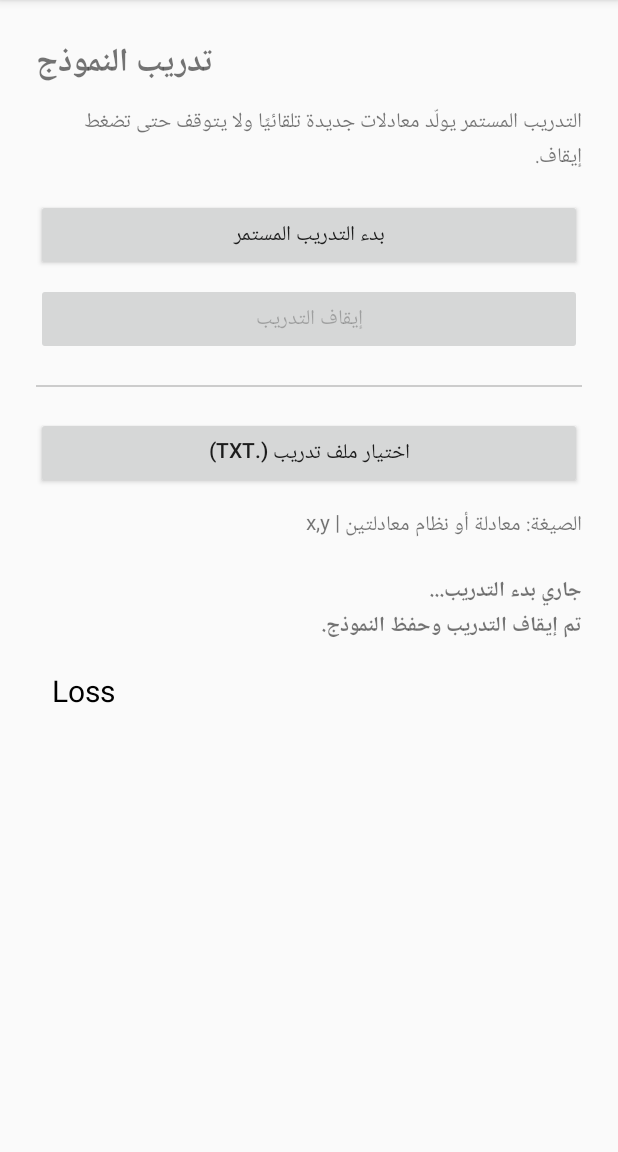
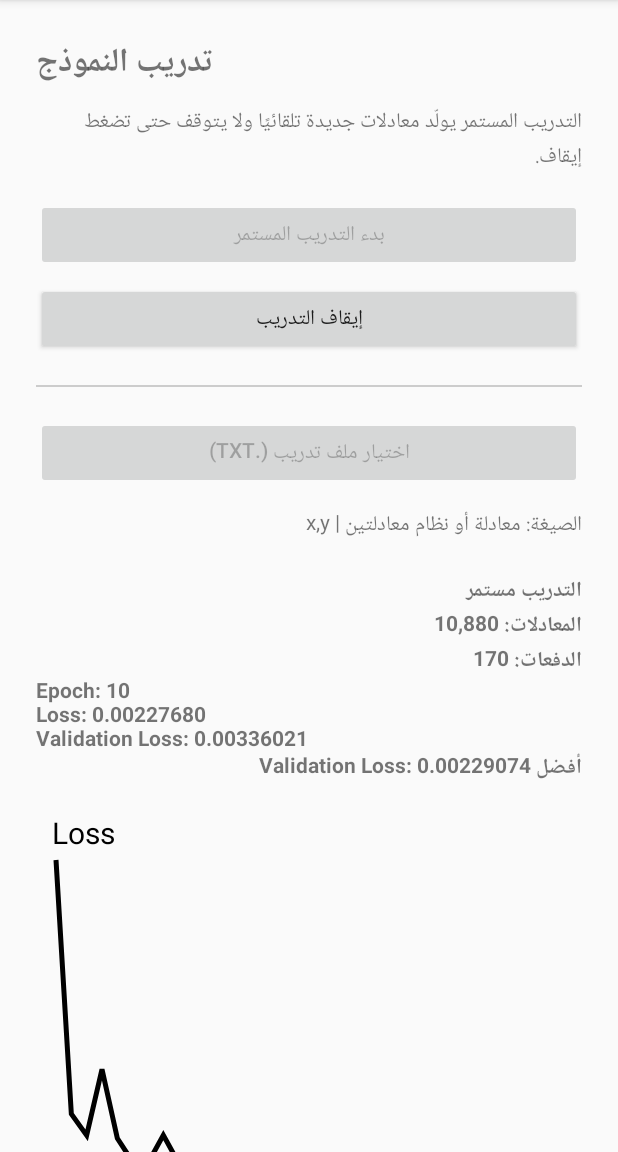
Before and after one commit to msabz/Al, an Android app: the TrainingActivity screen opened directly, with no data from a screen before it, after a tap on "بدء التدريب المستمر", on a phone screen of 412 x 824 dp, the part 84-1236 px from its top. Run offline under Robolectric (Android 15) with nearby library versions, the light colour scheme and no system bars.

Commit message:
Resume continuous training from persisted checkpoint

```diff
--- a/app/src/main/java/com/example/equationsolver/TrainingActivity.kt
+++ b/app/src/main/java/com/example/equationsolver/TrainingActivity.kt
@@ -25,86 +25,64 @@ class TrainingActivity : AppCompatActivity() {
     override fun onCreate(savedInstanceState: Bundle?) {
         super.onCreate(savedInstanceState)
         setContentView(R.layout.activity_training)
-        status = findViewById(R.id.textStatus)
-        startButton = findViewById(R.id.btnTrainRandom)
-        stopButton = findViewById(R.id.btnStopTraining)
-        fileButton = findViewById(R.id.btnLoadFile)
-        lossChart = findViewById(R.id.lossChart)
+        status = findViewById(R.id.textStatus); startButton = findViewById(R.id.btnTrainRandom)
+        stopButton = findViewById(R.id.btnStopTraining); fileButton = findViewById(R.id.btnLoadFile); lossChart = findViewById(R.id.lossChart)
         ModelManager.init(applicationContext)
+        startButton.setOnClickListener { startContinuousTraining() }; stopButton.setOnClickListener { stopContinuousTraining() }
+        fileButton.setOnClickListener { if (trainingJob?.isActive != true) picker.launch("text/plain") }
+        showCheckpointInfo()
+    }
 
-        startButton.setOnClickListener { startContinuousTraining() }
-        stopButton.setOnClickListener { stopContinuousTraining() }
-        fileButton.setOnClickListener { if (trainingJob?.isActive != true) picker.launch("text/plain") }
+    private fun showCheckpointInfo() {
+        val samples = ModelManager.trainingSamples(this); val best = ModelManager.bestValidationMse(this)
+        if (samples > 0) status.text = "نموذج محفوظ\nالمعادلات المدربة: %,d\nأفضل Validation Loss: %.8f\nيمكنك متابعة التدريب من نفس النقطة.".format(samples, best)
     }
 
     private fun startContinuousTraining() {
         if (trainingJob?.isActive == true) return
-        ModelManager.init(applicationContext)
-        lossChart.clearData()
-        setBusy(true)
-        status.text = "جاري بدء التدريب..."
+        ModelManager.init(applicationContext); lossChart.clearData(); setBusy(true)
+        status.text = "جاري متابعة التدريب من النموذج المحفوظ..."
         trainingJob = scope.launch {
             try {
-                TrainingEngine.trainContinuous(learningRate = 0.001) { samples, batches, epoch, loss, validation ->
+                TrainingEngine.trainContinuous(applicationContext, learningRate = 0.001) { samples, batches, epoch, loss, validation ->
                     launch(Dispatchers.Main) {
                         lossChart.addLoss(loss)
-                        status.text = "التدريب مستمر\n" +
-                            "المعادلات: %,d\nالدفعات: %,d\nEpoch: %,d\nLoss: %.8f\nValidation Loss: %.8f".format(samples, batches, epoch, loss, validation)
+                        status.text = "التدريب مستمر\nالمعادلات: %,d\nالدفعات: %,d\nEpoch: %,d\nLoss: %.8f\nValidation Loss: %.8f\nأفضل Validation Loss: %.8f".format(samples, batches, epoch, loss, validation, ModelManager.bestValidationMse(this@TrainingActivity))
                     }
                 }
             } catch (_: CancellationException) {
-            } catch (e: Exception) {
-                withContext(Dispatchers.Main) { status.text = "خطأ: ${e.message}" }
-            } finally {
+            } catch (e: Exception) { withContext(Dispatchers.Main) { status.text = "خطأ: ${e.message}" } }
+            finally {
                 ModelManager.save(this@TrainingActivity)
-                withContext(Dispatchers.Main) { setBusy(false); status.text = status.text.toString() + "\nتم إيقاف التدريب وحفظ النموذج." }
+                withContext(Dispatchers.Main) { setBusy(false); status.text = status.text.toString() + "\nتم الإيقاف وحفظ آخر Checkpoint." }
             }
         }
     }
 
-    private fun stopContinuousTraining() {
-        trainingJob?.cancel()
-        trainingJob = null
-    }
+    private fun stopContinuousTraining() { trainingJob?.cancel(); trainingJob = null }
 
     private fun readTrainingFile(uri: Uri) {
-        setBusy(true)
-        status.text = "جاري قراءة الملف..."
+        setBusy(true); status.text = "جاري قراءة الملف..."
         scope.launch {
             try {
                 val examples = mutableListOf<Pair<String, DoubleArray>>()
-                contentResolver.openInputStream(uri)?.use { stream ->
-                    BufferedReader(InputStreamReader(stream)).useLines { lines ->
-                        lines.forEach { line ->
-                            if (line.trimStart().startsWith("#")) return@forEach
-                            val parts = line.split('|', limit = 2)
-                            if (parts.size != 2) return@forEach
-                            val equation = parts[0].trim()
-                            val values = parts[1].split(',').mapNotNull { it.trim().toDoubleOrNull() }
-                            if (equation.isNotEmpty() && values.isNotEmpty() && values.size <= 2) examples += equation to doubleArrayOf(values[0], values.getOrElse(1) { 0.0 })
-                        }
+                contentResolver.openInputStream(uri)?.use { stream -> BufferedReader(InputStreamReader(stream)).useLines { lines ->
+                    lines.forEach { line ->
+                        if (line.trimStart().startsWith("#")) return@forEach
+                        val parts = line.split('|', limit = 2); if (parts.size != 2) return@forEach
+                        val equation = parts[0].trim(); val values = parts[1].split(',').mapNotNull { it.trim().toDoubleOrNull() }
+                        if (equation.isNotEmpty() && values.isNotEmpty() && values.size <= 2) examples += equation to doubleArrayOf(values[0], values.getOrElse(1) { 0.0 })
                     }
-                }
+                } }
                 if (examples.isEmpty()) error("الملف فارغ أو الصيغة غير صحيحة")
                 withContext(Dispatchers.Main) { status.text = "تمت قراءة ${examples.size} مثال. بدء التدريب..." }
                 TrainingEngine.trainFile(examples) { n -> launch(Dispatchers.Main) { status.text = "تقدم التدريب: $n مثال معالجة..." } }
                 ModelManager.save(this@TrainingActivity)
                 withContext(Dispatchers.Main) { status.text = "اكتمل التدريب: ${examples.size} مثال\nValidation MSE: %.6f\nتم حفظ النموذج.".format(TrainingEngine.lastValidationMse); setBusy(false) }
-            } catch (e: Exception) {
-                withContext(Dispatchers.Main) { status.text = "خطأ: ${e.message}"; setBusy(false) }
-            }
+            } catch (e: Exception) { withContext(Dispatchers.Main) { status.text = "خطأ: ${e.message}"; setBusy(false) } }
         }
     }
 
-    private fun setBusy(busy: Boolean) {
-        startButton.isEnabled = !busy
-        stopButton.isEnabled = busy
-        fileButton.isEnabled = !busy
-    }
-
-    override fun onDestroy() {
-        trainingJob?.cancel()
-        scope.cancel()
-        super.onDestroy()
-    }
+    private fun setBusy(busy: Boolean) { startButton.isEnabled = !busy; stopButton.isEnabled = busy; fileButton.isEnabled = !busy }
+    override fun onDestroy() { trainingJob?.cancel(); scope.cancel(); super.onDestroy() }
 }
```
